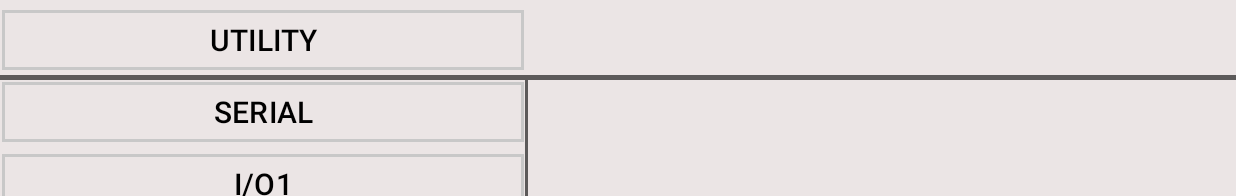
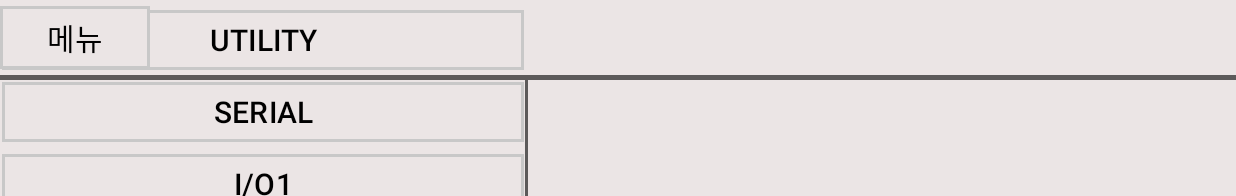
Before and after one commit to SickTiredEngineer/Robot_Teaching_Pendant_App, an Android app: the SetupActivity screen opened directly, with no data from a screen before it, on a phone screen of 824 x 412 dp (held sideways). Shown: the top 196 px of the screen. Run offline under Robolectric (Android 15) with nearby library versions, the phone set to English and light mode, and no system bars.

Commit message:
8/28 First Commit

```diff
--- a/app/build.gradle.kts
+++ b/app/build.gradle.kts
@@ -1,7 +1,6 @@
 plugins {
     id("com.android.application")
     id("org.jetbrains.kotlin.android")
-
 
 }
 
@@ -47,6 +46,7 @@ android {
 dependencies {
 
     implementation("androidx.core:core-ktx:1.9.0")
+
     implementation("androidx.appcompat:appcompat:1.6.1")
     implementation("com.google.android.material:material:1.9.0")
     implementation("androidx.constraintlayout:constraintlayout:2.1.4")
--- a/app/src/main/AndroidManifest.xml
+++ b/app/src/main/AndroidManifest.xml
@@ -41,6 +41,7 @@
             ></activity>
 
 
+
     </application>
 
 </manifest>
--- a/app/src/main/java/com/example/robot_teaching_pendant_app/MainActivity.kt
+++ b/app/src/main/java/com/example/robot_teaching_pendant_app/MainActivity.kt
@@ -15,6 +15,7 @@ import androidx.appcompat.app.AppCompatDelegate
 //import androidx.constraintlayout.widget.ConstraintLayout
 import com.example.robot_teaching_pendant_app.databinding.MainActivityBinding
 import com.example.robot_teaching_pendant_app.setup.SetupActivity
+
 
 class MainActivity : AppCompatActivity() {
 
--- a/app/src/main/java/com/example/robot_teaching_pendant_app/setup/SetupActivity.kt
+++ b/app/src/main/java/com/example/robot_teaching_pendant_app/setup/SetupActivity.kt
@@ -1,17 +1,18 @@
 package com.example.robot_teaching_pendant_app.setup
+//import com.example.robot_teaching_pendant_app.setup.SetupInflate
 
-//import android.annotation.SuppressLint
-//import android.content.Context
+import android.content.Context
 //import android.content.SharedPreferences
 import androidx.appcompat.app.AppCompatActivity
 import android.os.Bundle
+import android.view.LayoutInflater
 import android.view.View
-//import android.view.WindowManager
-//import android.widget.CompoundButton
-//import android.widget.Toast
-//import androidx.appcompat.app.AppCompatDelegate
-//import androidx.constraintlayout.widget.ConstraintLayout
+import com.example.robot_teaching_pendant_app.R
 import com.example.robot_teaching_pendant_app.databinding.SetupActivityBinding
+
+
+
+
 
 class SetupActivity : AppCompatActivity() {
 
@@ -19,7 +20,37 @@ class SetupActivity : AppCompatActivity() {
         super.onCreate(savedInstanceState)
 
         val binding = SetupActivityBinding.inflate(layoutInflater)
+
         setContentView(binding.root)
+        val setupViewer = binding.setupViewer
+
+
+
+        val setupCobotBt = binding.setupCobotBt
+        val setupToolBt = binding.setupToolBt
+        val setupSystemBt = binding.setupSystemBt
+
+        setupCobotBt.setOnClickListener(View.OnClickListener {
+//            SetupInflate().cobotSelect()
+//
+            val inflater = getSystemService(Context.LAYOUT_INFLATER_SERVICE) as LayoutInflater
+            inflater.inflate(R.layout.setup_cobot_activity, setupViewer, true)
+
+        })
+
+        setupToolBt.setOnClickListener(View.OnClickListener {
+            val inflater = getSystemService(Context.LAYOUT_INFLATER_SERVICE) as LayoutInflater
+            inflater.inflate(R.layout.setup_cobot_activity, setupViewer, true)
+        })
+
+        setupSystemBt.setOnClickListener(View.OnClickListener {
+            val inflater = getSystemService(Context.LAYOUT_INFLATER_SERVICE) as LayoutInflater
+            inflater.inflate(R.layout.setup_cobot_activity, setupViewer, true)
+        })
+
+
+
+
 
 
     }
--- a/app/src/main/res/layout/login_activity.xml
+++ b/app/src/main/res/layout/login_activity.xml
@@ -44,7 +44,7 @@
         android:layout_marginTop="100dp"
         android:layout_weight="1"
         android:gravity="center"
-        android:text="@string/login_title_text"
+        android:text="@string/login_title"
         android:textSize="48sp"
         app:layout_constraintEnd_toEndOf="parent"
         app:layout_constraintStart_toStartOf="parent"
--- a/app/src/main/res/layout/setup_activity.xml
+++ b/app/src/main/res/layout/setup_activity.xml
@@ -5,6 +5,7 @@
     xmlns:app="http://schemas.android.com/apk/res-auto"
     xmlns:tools="http://schemas.android.com/tools"
     style = "@style/BG">
+
 
     <View
         android:id="@+id/setup_line2"
@@ -228,5 +229,32 @@
         app:layout_constraintTop_toBottomOf="@+id/setup_line1"
         app:srcCompat="@android:drawable/ic_lock_power_off" />
 
+    <Button
+        android:id="@+id/setup_menu"
+        style="@style/BUTTON"
+        android:layout_width="100dp"
+        android:layout_height="50dp"
+        android:text="@string/menu_bt"
+        android:textSize="20sp"
+        app:cornerRadius="0dp"
+        app:layout_constraintStart_toStartOf="parent"
+        app:layout_constraintTop_toTopOf="parent"
+        app:strokeColor="#C8C8C8"
+        app:strokeWidth="2dp" />
+
+    <LinearLayout
+        android:id="@+id/setup_viewer"
+        android:layout_width="926dp"
+        android:layout_height="792dp"
+        android:layout_marginStart="1dp"
+        android:layout_marginTop="1dp"
+        android:layout_marginEnd="1dp"
+        android:layout_marginBottom="1dp"
+        android:orientation="vertical"
+        app:layout_constraintBottom_toTopOf="@+id/setup_line1"
+        app:layout_constraintEnd_toEndOf="parent"
+        app:layout_constraintStart_toEndOf="@+id/setup_line2"
+        app:layout_constraintTop_toBottomOf="@+id/setup_line3"></LinearLayout>
+
 
 </androidx.constraintlayout.widget.ConstraintLayout>
--- a/app/src/main/res/values/button_string.xml
+++ b/app/src/main/res/values/public_string.xml
@@ -2,6 +2,12 @@
 <resources>
     //Public Button String
     <string name="power_bt">파워 버튼</string>
+    <string name="menu_bt">메뉴</string>
+    <string name="save_bt">저장</string>
+    <string name="set_bt">설정</string>
+
+
+
 
     // Menu Choose Button String
     <string name="menu_main_bt">메인 화면</string>
```
Also changed, not shown: app/src/main/java/com/example/robot_teaching_pendant_app/setup/SetupInflate.kt (added, +25 -0 lines), app/src/main/res/layout/setup_cobot_activity.xml (added, +19 -0 lines), app/src/main/res/values/strings.xml (+2 -8 lines).
